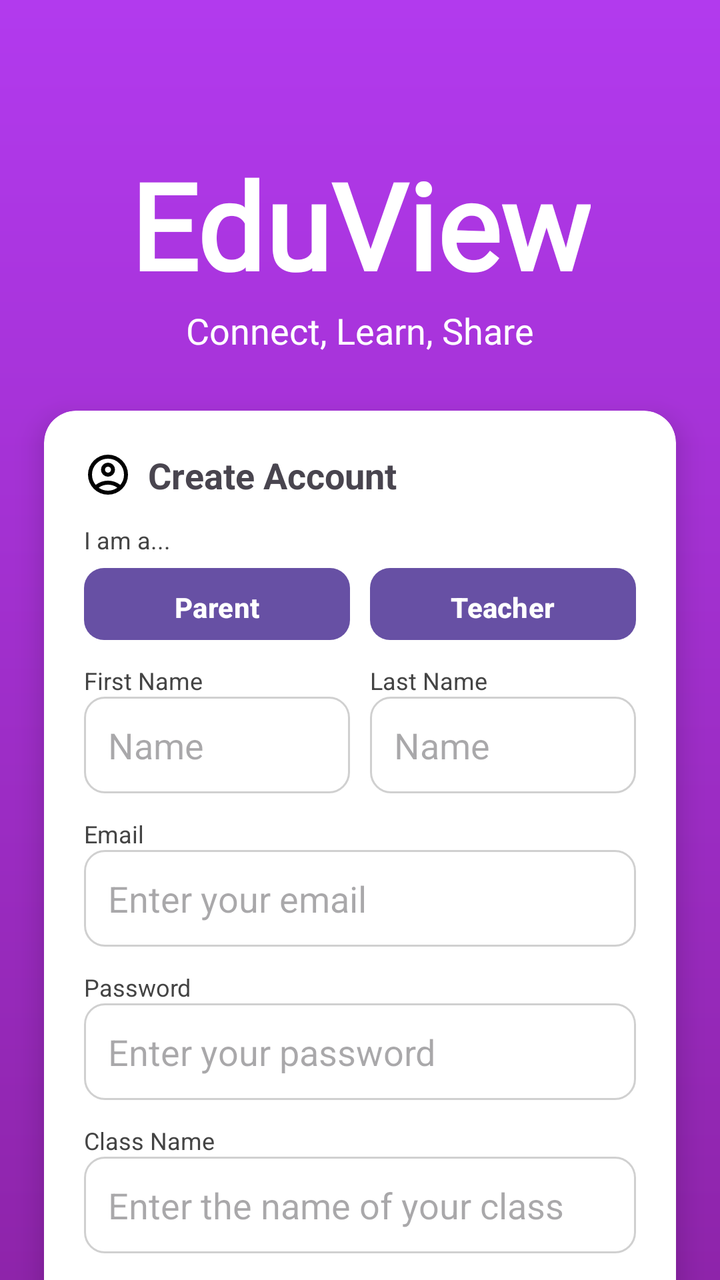
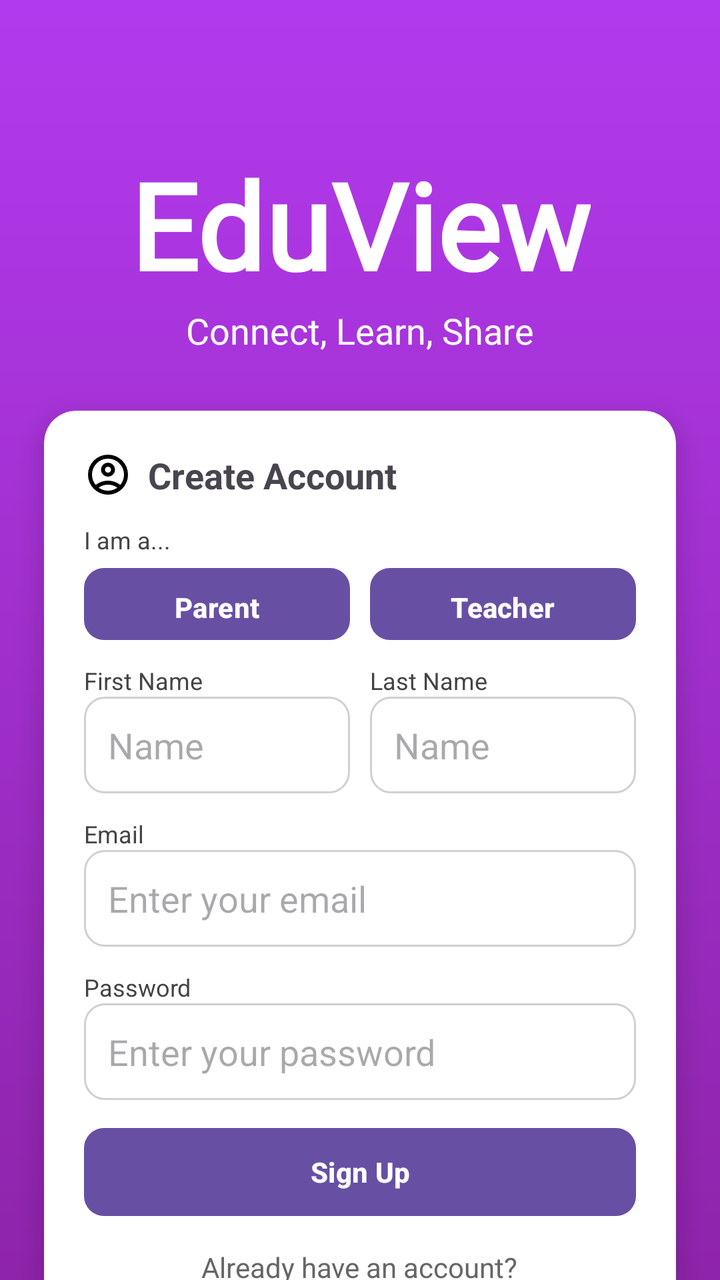

The first picture is an Android layout as it rendered before a commit; the second is the same layout after the commit. The layout source and the unified diff follow.
<!-- AndroidManifest.xml: activity theme Theme.EduView -->
<!-- res/layout/activity_signup.xml -->
<?xml version="1.0" encoding="utf-8"?>
<androidx.constraintlayout.widget.ConstraintLayout
    xmlns:android="http://schemas.android.com/apk/res/android"
    xmlns:app="http://schemas.android.com/apk/res-auto"
    android:layout_width="match_parent"
    android:layout_height="match_parent"
    android:background="@drawable/bg_login_gradient">

    <TextView
        android:id="@+id/tv_appname"
        android:layout_width="wrap_content"
        android:layout_height="wrap_content"
        android:text="EduView"
        android:textColor="#FFFFFF"
        android:textSize="60sp"
        android:textStyle="bold"
        android:fontFamily="@font/cabin_sketch_bold"
        android:layout_marginTop="72dp"
        app:layout_constraintTop_toTopOf="parent"
        app:layout_constraintStart_toStartOf="parent"
        app:layout_constraintEnd_toEndOf="parent"/>

    <TextView
        android:id="@+id/tv_tagline"
        android:layout_width="wrap_content"
        android:layout_height="wrap_content"
        android:text="Connect, Learn, Share"
        android:textColor="#FFFFFF"
        android:textSize="18sp"
        android:fontFamily="@font/cabin_sketch_regular"
        android:layout_marginTop="1dp"
        app:layout_constraintTop_toBottomOf="@id/tv_appname"
        app:layout_constraintStart_toStartOf="parent"
        app:layout_constraintEnd_toEndOf="parent"/>

    <androidx.cardview.widget.CardView
        android:id="@+id/card_signup"
        android:layout_width="0dp"
        android:layout_height="wrap_content"
        android:layout_marginStart="22dp"
        android:layout_marginEnd="22dp"
        android:layout_marginTop="28dp"
        app:cardCornerRadius="16dp"
        app:cardElevation="8dp"
        app:layout_constraintTop_toBottomOf="@id/tv_tagline"
        app:layout_constraintStart_toStartOf="parent"
        app:layout_constraintEnd_toEndOf="parent">

        <FrameLayout
            android:layout_width="match_parent"
            android:layout_height="wrap_content"
            android:padding="20dp">

            
            <LinearLayout
                android:id="@+id/signup_form_container"
                android:layout_width="match_parent"
                android:layout_height="wrap_content"
                android:orientation="vertical">

                <TextView
                    android:id="@+id/tv_create_account"
                    android:layout_width="wrap_content"
                    android:layout_height="wrap_content"
                    android:text="Create Account"
                    android:textSize="18sp"
                    android:textStyle="bold"
                    android:drawableStart="@drawable/ic_person"
                    android:drawablePadding="8dp"/>

                <TextView
                    android:layout_width="wrap_content"
                    android:layout_height="wrap_content"
                    android:text="I am a..."
                    android:textSize="12sp"
                    android:layout_marginTop="12dp"
                    android:textColor="#444444"/>

                
                <LinearLayout
                    android:layout_width="match_parent"
                    android:layout_height="wrap_content"
                    android:orientation="horizontal"
                    android:layout_marginTop="6dp">

                    <Button
                        android:id="@+id/btn_role_parent"
                        android:layout_width="0dp"
                        android:layout_height="36dp"
                        android:layout_weight="1"
                        android:text="Parent"
                        android:textStyle="bold"
                        android:background="@drawable/bg_button_beige"/>

                    <View
                        android:layout_width="10dp"
                        android:layout_height="1dp"/>

                    <Button
                        android:id="@+id/btn_role_teacher"
                        android:layout_width="0dp"
                        android:layout_height="36dp"
                        android:layout_weight="1"
                        android:text="Teacher"
                        android:textStyle="bold"
                        android:background="@drawable/bg_button_beige"/>
                </LinearLayout>

                
                <LinearLayout
                    android:layout_width="match_parent"
                    android:layout_height="wrap_content"
                    android:orientation="horizontal"
                    android:layout_marginTop="12dp">

                    <LinearLayout
                        android:layout_width="0dp"
                        android:layout_height="wrap_content"
                        android:layout_weight="1"
                        android:orientation="vertical">

                        <TextView
                            android:layout_width="wrap_content"
                            android:layout_height="wrap_content"
                            android:text="First Name"
                            android:textSize="12sp"
                            android:textColor="#444444"/>

                        <EditText
                            android:id="@+id/et_first_name"
                            android:layout_width="match_parent"
                            android:layout_height="wrap_content"
                            android:hint="Name"
                            android:inputType="textPersonName"
                            android:background="@drawable/bg_input_rounded"/>
                    </LinearLayout>

                    <View
                        android:layout_width="10dp"
                        android:layout_height="1dp"/>

                    <LinearLayout
                        android:layout_width="0dp"
                        android:layout_height="wrap_content"
                        android:layout_weight="1"
                        android:orientation="vertical">

                        <TextView
                            android:layout_width="wrap_content"
                            android:layout_height="wrap_content"
                            android:text="Last Name"
                            android:textSize="12sp"
                            android:textColor="#444444"/>

                        <EditText
                            android:id="@+id/et_last_name"
                            android:layout_width="match_parent"
                            android:layout_height="wrap_content"
                            android:hint="Name"
                            android:inputType="textPersonName"
                            android:background="@drawable/bg_input_rounded"/>
                    </LinearLayout>
                </LinearLayout>

                <TextView
                    android:layout_width="wrap_content"
                    android:layout_height="wrap_content"
                    android:text="Email"
                    android:textSize="12sp"
                    android:layout_marginTop="12dp"
                    android:textColor="#444444"/>

                <EditText
                    android:id="@+id/et_email"
                    android:layout_width="match_parent"
                    android:layout_height="wrap_content"
                    android:hint="Enter your email"
                    android:inputType="textEmailAddress"
                    android:background="@drawable/bg_input_rounded"/>

                <TextView
                    android:layout_width="wrap_content"
                    android:layout_height="wrap_content"
                    android:text="Password"
                    android:textSize="12sp"
                    android:layout_marginTop="12dp"
                    android:textColor="#444444"/>

                <EditText
                    android:id="@+id/et_password"
                    android:layout_width="match_parent"
                    android:layout_height="wrap_content"
                    android:hint="Enter your password"
                    android:inputType="textPassword"
                    android:background="@drawable/bg_input_rounded"/>

                <TextView
                    android:layout_width="wrap_content"
                    android:layout_height="wrap_content"
                    android:text="Class Name"
                    android:textSize="12sp"
                    android:layout_marginTop="12dp"
                    android:textColor="#444444"/>

                <EditText
                    android:id="@+id/et_class_name"
                    android:layout_width="match_parent"
                    android:layout_height="wrap_content"
                    android:hint="Enter the name of your class"
                    android:inputType="text"
                    android:background="@drawable/bg_input_rounded"/>

                <TextView
                    android:id="@+id/tv_error"
                    android:layout_width="wrap_content"
                    android:layout_height="wrap_content"
                    android:text="Please fill in all fields."
                    android:textColor="#D32F2F"
                    android:textStyle="bold"
                    android:textSize="12sp"
                    android:layout_gravity="center_horizontal"
                    android:layout_marginTop="10dp"
                    android:visibility="gone"/>

                <Button
                    android:id="@+id/btn_signup"
                    android:layout_width="match_parent"
                    android:layout_height="44dp"
                    android:text="Sign Up"
                    android:textStyle="bold"
                    android:layout_marginTop="14dp"
                    android:background="@drawable/bg_button_beige"/>

                <TextView
                    android:layout_width="wrap_content"
                    android:layout_height="wrap_content"
                    android:text="Already have an account?"
                    android:layout_gravity="center_horizontal"
                    android:layout_marginTop="16dp"
                    android:textColor="#666666"/>

                <TextView
                    android:id="@+id/tv_login"
                    android:layout_width="wrap_content"
                    android:layout_height="wrap_content"
                    android:text="Log In"
                    android:textStyle="bold"
                    android:textColor="#1976D2"
                    android:layout_gravity="center_horizontal"
                    android:layout_marginTop="2dp"/>
            </LinearLayout>

            
            <LinearLayout
                android:id="@+id/signup_success_container"
                android:layout_width="match_parent"
                android:layout_height="wrap_content"
                android:orientation="vertical"
                android:gravity="center_horizontal"
                android:visibility="gone">

                <TextView
                    android:layout_width="wrap_content"
                    android:layout_height="wrap_content"
                    android:text="Your account has been successfully created."
                    android:textSize="14sp"
                    android:textColor="#2E7D32"
                    android:textStyle="bold"/>

                <TextView
                    android:id="@+id/tv_go_login"
                    android:layout_width="wrap_content"
                    android:layout_height="wrap_content"
                    android:text="Log In"
                    android:textColor="#1976D2"
                    android:textStyle="bold"
                    android:layout_marginTop="10dp"/>
            </LinearLayout>

        </FrameLayout>
    </androidx.cardview.widget.CardView>

</androidx.constraintlayout.widget.ConstraintLayout>
<!-- resources referenced by this layout -->
<resources>
  <!-- drawable bg_button_beige (drawable) -->
  <?xml version="1.0" encoding="utf-8"?>
  <shape xmlns:android="http://schemas.android.com/apk/res/android">
      <solid android:color="#F3D2A6"/>
      <corners android:radius="10dp"/>
  </shape>
  <!-- drawable bg_input_rounded (drawable) -->
  <?xml version="1.0" encoding="utf-8"?>
  <shape xmlns:android="http://schemas.android.com/apk/res/android">
      <solid android:color="#FFFFFF"/>
      <corners android:radius="10dp"/>
      <stroke android:width="1dp" android:color="#D0D0D0"/>
      <padding android:left="12dp" android:top="12dp" android:right="12dp" android:bottom="12dp"/>
  </shape>
  <!-- drawable bg_login_gradient (drawable) -->
  <?xml version="1.0" encoding="utf-8"?>
  <shape xmlns:android="http://schemas.android.com/apk/res/android">
      <gradient
          android:angle="270"
          android:startColor="#B23AEE"
          android:endColor="#8E24AA"/>
  </shape>
  <!-- drawable ic_person (drawable) -->
  <vector xmlns:android="http://schemas.android.com/apk/res/android"
      android:width="24dp"
      android:height="24dp"
      android:viewportWidth="960"
      android:viewportHeight="960"
      android:tint="#000000">
      <path
          android:fillColor="@android:color/white"
          android:pathData="M234,684Q285,645 348,622.5Q411,600 480,600Q549,600 612,622.5Q675,645 726,684Q761,643 780.5,591Q800,539 800,480Q800,347 706.5,253.5Q613,160 480,160Q347,160 253.5,253.5Q160,347 160,480Q160,539 179.5,591Q199,643 234,684ZM380.5,479.5Q340,439 340,380Q340,321 380.5,280.5Q421,240 480,240Q539,240 579.5,280.5Q620,321 620,380Q620,439 579.5,479.5Q539,520 480,520Q421,520 380.5,479.5ZM480,880Q397,880 324,848.5Q251,817 197,763Q143,709 111.5,636Q80,563 80,480Q80,397 111.5,324Q143,251 197,197Q251,143 324,111.5Q397,80 480,80Q563,80 636,111.5Q709,143 763,197Q817,251 848.5,324Q880,397 880,480Q880,563 848.5,636Q817,709 763,763Q709,817 636,848.5Q563,880 480,880ZM580,784.5Q627,769 666,740Q627,711 580,695.5Q533,680 480,680Q427,680 380,695.5Q333,711 294,740Q333,769 380,784.5Q427,800 480,800Q533,800 580,784.5ZM523,423Q540,406 540,380Q540,354 523,337Q506,320 480,320Q454,320 437,337Q420,354 420,380Q420,406 437,423Q454,440 480,440Q506,440 523,423ZM480,380Q480,380 480,380Q480,380 480,380Q480,380 480,380Q480,380 480,380Q480,380 480,380Q480,380 480,380Q480,380 480,380Q480,380 480,380ZM480,740Q480,740 480,740Q480,740 480,740Q480,740 480,740Q480,740 480,740Q480,740 480,740Q480,740 480,740Q480,740 480,740Q480,740 480,740Z" />
  </vector>
  <style name="Theme.EduView" parent="Base.Theme.EduView" />
  <style name="Base.Theme.EduView" parent="Theme.Material3.DayNight.NoActionBar">
          
          
      </style>
</resources>

<!-- the commit's change to res/layout/activity_signup.xml (unified diff, before → after) -->
@@ -194,21 +194,10 @@
                     android:inputType="textPassword"
                     android:background="@drawable/bg_input_rounded"/>
 
-                <TextView
-                    android:layout_width="wrap_content"
-                    android:layout_height="wrap_content"
-                    android:text="Class Name"
-                    android:textSize="12sp"
-                    android:layout_marginTop="12dp"
-                    android:textColor="#444444"/>
-
-                <EditText
-                    android:id="@+id/et_class_name"
-                    android:layout_width="match_parent"
-                    android:layout_height="wrap_content"
-                    android:hint="Enter the name of your class"
-                    android:inputType="text"
-                    android:background="@drawable/bg_input_rounded"/>
+                <FrameLayout
+                    android:id="@+id/fragmentContainer"
+                    android:layout_width="match_parent"
+                    android:layout_height="wrap_content" />
 
                 <TextView
                     android:id="@+id/tv_error"
